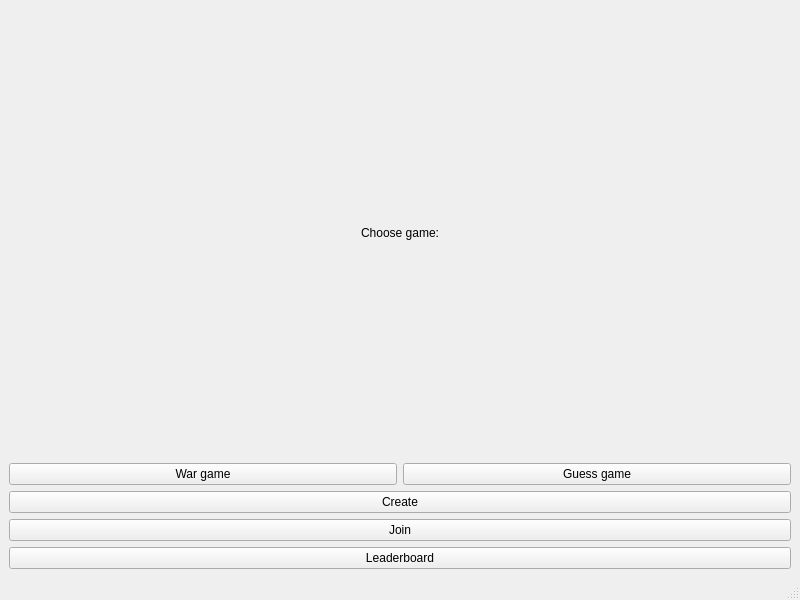
Above: MATFWars/mainwindow.ui from Divljo31/MATFWars before the change. Below: the same form after it.
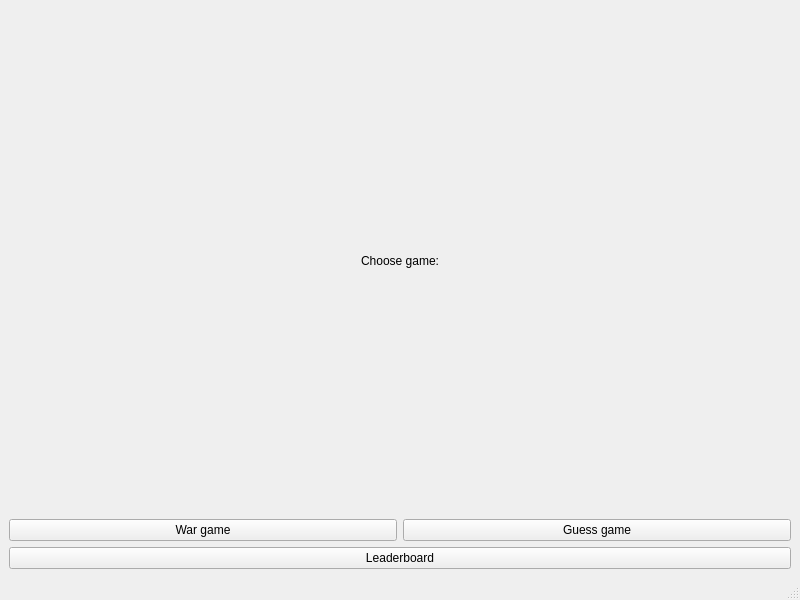
That is the form after the change.

Diff of the .ui file:
```diff
--- a/MATFWars/mainwindow.ui
+++ b/MATFWars/mainwindow.ui
@@ -45,20 +45,6 @@
     </item>
     <item>
      <layout class="QVBoxLayout" name="verticalLayout">
-      <item>
-       <widget class="QPushButton" name="create_main_button">
-        <property name="text">
-         <string>Create</string>
-        </property>
-       </widget>
-      </item>
-      <item>
-       <widget class="QPushButton" name="join_main_button">
-        <property name="text">
-         <string>Join</string>
-        </property>
-       </widget>
-      </item>
       <item>
        <widget class="QPushButton" name="leaderboard_main_button">
         <property name="text">
```
